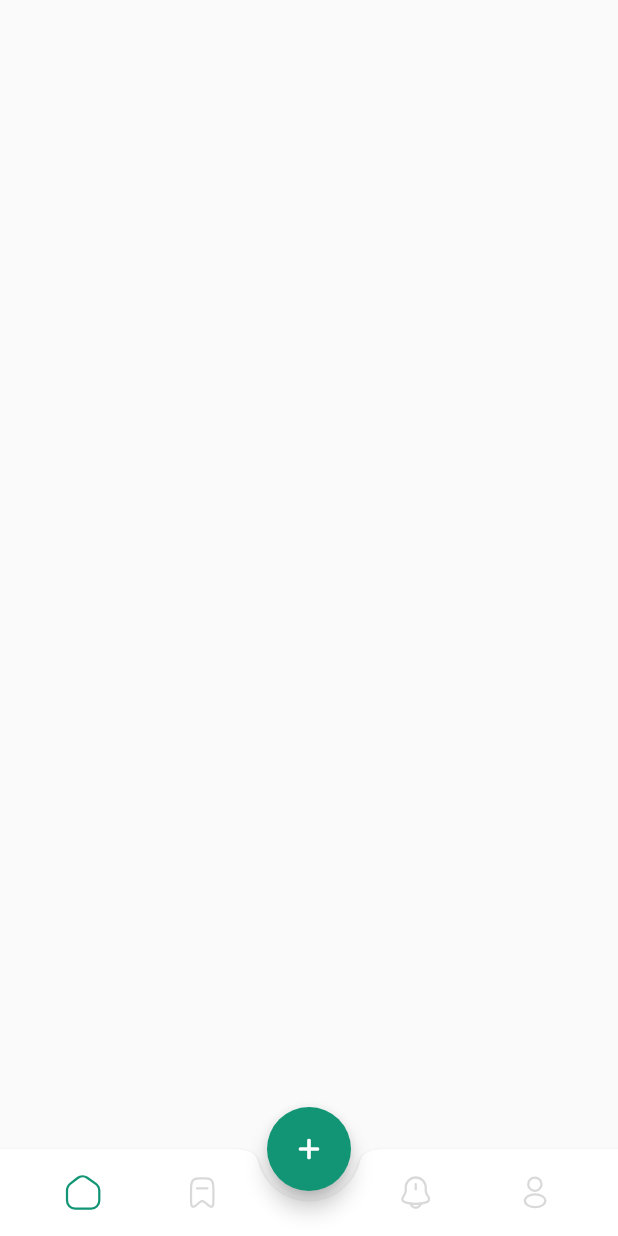
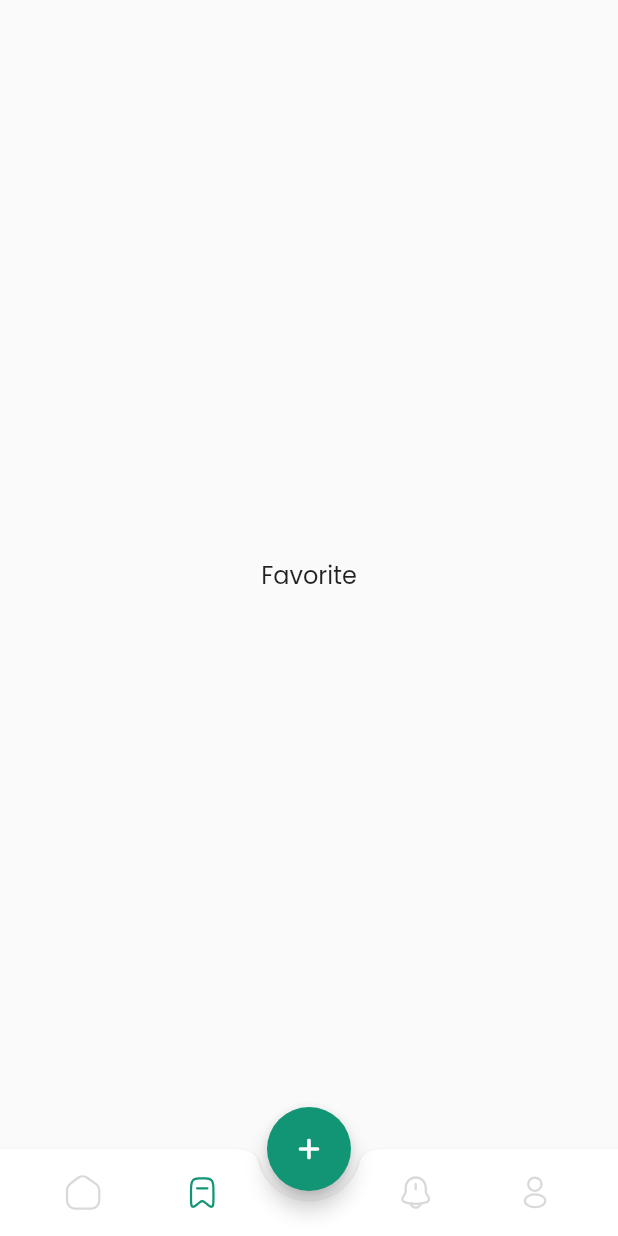
Before and after one commit to n0dustoll3ns/recipe_app, a Flutter app: the Main screen opened directly, on a phone screen of 412 x 824 dp. Run offline on Flutter 3.47's test engine with Material 2 defaults, Android fonts, the phone set to English and light mode, and no system bars; our stand-ins replace flutter_svg, google_fonts.

Commit message:
main page components

```diff
--- /dev/null
+++ b/lib/presentation/screens/content/favorite.dart
@@ -0,0 +1,11 @@
+import 'package:flutter/material.dart';
+import 'package:google_fonts/google_fonts.dart';
+
+class Favorite extends StatelessWidget {
+  const Favorite({super.key});
+
+  @override
+  Widget build(BuildContext context) {
+    return Center(child: Text('Favorite'));
+  }
+}
--- a/lib/presentation/screens/main_page.dart
+++ b/lib/presentation/screens/main_page.dart
@@ -1,7 +1,11 @@
 import 'package:flutter/material.dart';
 import 'package:flutter_svg/svg.dart';
+import 'package:recipe_app/presentation/screens/content/favorite.dart';
+import 'package:recipe_app/presentation/screens/content/home.dart';
+import 'package:recipe_app/presentation/screens/content/profile.dart';
 
 import '../../platform/size_config.dart';
+import 'content/notification.dart';
 
 class Main extends StatefulWidget {
   const Main({super.key});
@@ -15,7 +19,7 @@ class _MainState extends State<Main> with SingleTickerProviderStateMixin {
 
   @override
   void initState() {
-    _tabController = TabController(initialIndex: 0, length: 3, vsync: this);
+    _tabController = TabController(initialIndex: 1, length: 4, vsync: this);
     super.initState();
   }
 
@@ -28,10 +32,18 @@ class _MainState extends State<Main> with SingleTickerProviderStateMixin {
           child: SvgPicture.asset('assets/icons/union.svg'), //icon inside button
         ),
         floatingActionButtonLocation: FloatingActionButtonLocation.centerDocked,
-        body: Padding(padding: EdgeInsets.symmetric(horizontal: SizeConfig.blockSizeHorizontal * 5), child: TabBarView(
-          controller: _tabController,
-          children: [],
-        ),),
+        body: Padding(
+          padding: EdgeInsets.symmetric(horizontal: SizeConfig.blockSizeHorizontal * 5),
+          child: TabBarView(
+            controller: _tabController,
+            children: [
+              Home(),
+              Favorite(),
+              Notifications(),
+              Profile(),
+            ],
+          ),
+        ),
         bottomNavigationBar: SizedBox(
           height: 58,
           child: BottomAppBar(
--- a/pubspec.yaml
+++ b/pubspec.yaml
@@ -24,6 +24,7 @@ dev_dependencies:
 flutter:
   assets:
     - assets/images/intro.png
+    - assets/images/avatar.png
     - assets/icons/chefshat.png
     - assets/icons/arrow-right.svg
     - assets/icons/google_logo.svg
@@ -33,5 +34,7 @@ flutter:
     - assets/icons/notification_bing.svg
     - assets/icons/profile.svg
     - assets/icons/favorite.svg
+    - assets/icons/search.svg
+    - assets/icons/setting.svg
 
   uses-material-design: true
```
Also changed, not shown: lib/model/global.dart (added, +9 -0 lines), lib/presentation/screens/components/nationality_filter.dart (added, +28 -0 lines), lib/presentation/screens/components/new_recipes.dart (added, +41 -0 lines), lib/presentation/screens/components/recipe_search.dart (added, +37 -0 lines), lib/presentation/screens/content/home.dart (added, +32 -0 lines), lib/presentation/screens/content/notification.dart (added, +11 -0 lines), lib/presentation/screens/content/personal.dart (added, +33 -0 lines), lib/presentation/screens/content/profile.dart (added, +11 -0 lines), assets/icons/Vector.svg (deleted), assets/icons/search.svg (added), assets/icons/setting.svg (added), assets/images/avatar.png (added).
